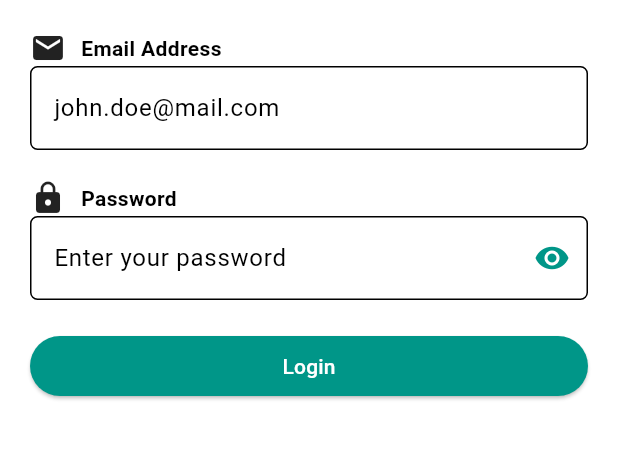
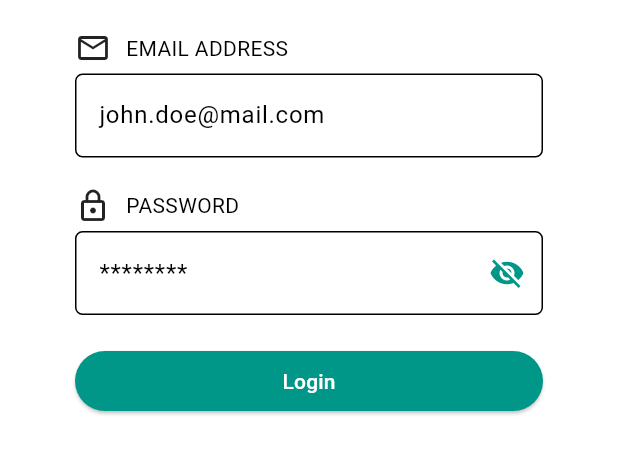
Before and after one commit to Charizard17/expatrio_coding_challenge, a Flutter app: the screen it shows after launch, on a phone screen of 412 x 824 dp, the part 90-565 px from its top. Run offline on Flutter 3.47's test engine with Material 3 defaults, Android fonts, the phone set to English and light mode, and no system bars; drawn by our look-alikes of lottie.

Commit message:
layout adjustments. help button created.

```diff
--- a/lib/main.dart
+++ b/lib/main.dart
@@ -1,3 +1,4 @@
+import 'package:expatrio_coding_challenge/widgets/login_form.dart';
 import 'package:flutter/material.dart';
 import 'package:lottie/lottie.dart';
 
@@ -8,7 +9,6 @@ void main() {
 class MyApp extends StatelessWidget {
   const MyApp({super.key});
 
-  // This widget is the root of your application.
   @override
   Widget build(BuildContext context) {
     return MaterialApp(
@@ -28,106 +28,68 @@ class MyApp extends StatelessWidget {
         ),
         visualDensity: VisualDensity.adaptivePlatformDensity,
         colorScheme: ColorScheme.fromSwatch(
-                primarySwatch: createMaterialColor(Colors.white))
-            .copyWith(
+          primarySwatch: createMaterialColor(Colors.white),
+        ).copyWith(
           secondary: createMaterialColor(const Color.fromRGBO(65, 171, 158, 1)),
         ),
         primaryColorDark: Colors.white,
       ),
-      home: Scaffold(
+      home: const LoginPage(),
+    );
+  }
+}
+
+class LoginPage extends StatelessWidget {
+  const LoginPage({Key? key}) : super(key: key);
+
+  @override
+  Widget build(BuildContext context) {
+    return Scaffold(
       body: SafeArea(
-          child: Column(
+        child: Stack(
+          children: [
+            Positioned.fill(
+              bottom: 0,
+              child: Align(
+                alignment: Alignment.bottomCenter,
+                child: LottieBuilder.asset('assets/login-background.json'),
+              ),
+            ),
+            Column(
               children: [
                 Image.asset(
                   'assets/2019_XP_logo_white.png',
                   height: 60,
                 ),
-              Padding(
-                padding: const EdgeInsets.all(20.0),
-                child: Column(
-                  crossAxisAlignment: CrossAxisAlignment.stretch,
-                  children: [
-                    Row(
-                      children: [
-                        Icon(Icons.email),
-                        SizedBox(width: 10),
-                        Text(
-                          'Email Address',
+                const SizedBox(height: 20),
+                const LoginForm(),
+                Expanded(child: Container()),
+                Align(
+                  alignment: Alignment.centerLeft,
+                  child: Padding(
+                    padding: const EdgeInsets.only(left: 20),
+                    child: ElevatedButton.icon(
+                      onPressed: () {
+                        // login functionality
+                      },
+                      icon: const Icon(
+                        Icons.help_outline,
+                        color: Colors.teal,
+                      ),
+                      label: const Text(
+                        'Help',
                         style: TextStyle(
+                          color: Colors.teal,
                           fontWeight: FontWeight.bold,
                         ),
                       ),
-                      ],
-                    ),
-                    TextFormField(
-                      decoration: InputDecoration(
-                        hintText: 'john.doe@mail.com',
-                        border: OutlineInputBorder(
-                          borderRadius: BorderRadius.circular(5),
-                          borderSide: BorderSide(color: Colors.teal),
-                        ),
-                        focusedBorder: OutlineInputBorder(
-                          borderRadius: BorderRadius.circular(5),
-                          borderSide: BorderSide(color: Colors.teal),
-                        ),
-                      ),
-                      keyboardType: TextInputType.emailAddress,
-                      textInputAction: TextInputAction.next,
-                      onFieldSubmitted: (_) =>
-                          FocusScope.of(context).nextFocus(),
-                    ),
-                    SizedBox(height: 20),
-                    Row(
-                      children: [
-                        Icon(Icons.lock),
-                        SizedBox(width: 10),
-                        Text(
-                          'Password',
-                          style: TextStyle(
-                            fontWeight: FontWeight.bold,
-                          ),
-                        ),
-                      ],
-                    ),
-                    TextFormField(
-                      obscureText: true,
-                      decoration: InputDecoration(
-                        hintText: 'Enter your password',
-                        suffixIcon: Icon(Icons.visibility, color: Colors.teal),
-                        border: OutlineInputBorder(
-                          borderRadius: BorderRadius.circular(5),
-                          borderSide: BorderSide(color: Colors.teal),
-                        ),
-                        focusedBorder: OutlineInputBorder(
-                          borderRadius: BorderRadius.circular(5),
-                          borderSide: BorderSide(color: Colors.teal),
-                        ),
-                      ),
-                      textInputAction: TextInputAction.done,
-                      onFieldSubmitted: (_) => FocusScope.of(context).unfocus(),
-                    ),
-                    SizedBox(height: 20),
-                    ElevatedButton(
-                      onPressed: () {
-                        // login functionality
-                      },
-                      style: ElevatedButton.styleFrom(
-                        primary: Colors.teal,
-                      ),
-                      child: Text(
-                        'Login',
-                        style: TextStyle(
-                          color: Colors.white,
                     ),
                   ),
                 ),
+                const SizedBox(height: 10),
               ],
             ),
-              ),
-              Expanded(child: Container()),
-              LottieBuilder.asset('assets/login-background.json'),
           ],
-          ),
         ),
       ),
     );
--- /dev/null
+++ b/lib/widgets/login_form.dart
@@ -0,0 +1,105 @@
+import 'package:flutter/material.dart';
+
+class LoginForm extends StatefulWidget {
+  const LoginForm({Key? key}) : super(key: key);
+
+  @override
+  _LoginFormState createState() => _LoginFormState();
+}
+
+class _LoginFormState extends State<LoginForm> {
+  bool _isObscured = true;
+
+  void _togglePasswordVisibility() {
+    setState(() {
+      _isObscured = !_isObscured;
+    });
+  }
+
+  @override
+  Widget build(BuildContext context) {
+    return Padding(
+      padding: const EdgeInsets.symmetric(horizontal: 50),
+      child: Column(
+        crossAxisAlignment: CrossAxisAlignment.stretch,
+        children: [
+          const Row(
+            children: [
+              Icon(Icons.email_outlined),
+              SizedBox(width: 10),
+              Text(
+                'EMAIL ADDRESS',
+              ),
+            ],
+          ),
+          const SizedBox(height: 5),
+          TextFormField(
+            decoration: InputDecoration(
+              hintText: 'john.doe@mail.com',
+              border: OutlineInputBorder(
+                borderRadius: BorderRadius.circular(5),
+                borderSide: const BorderSide(color: Colors.teal),
+              ),
+              focusedBorder: OutlineInputBorder(
+                borderRadius: BorderRadius.circular(5),
+                borderSide: const BorderSide(color: Colors.teal),
+              ),
+            ),
+            keyboardType: TextInputType.emailAddress,
+            textInputAction: TextInputAction.next,
+            onFieldSubmitted: (_) => FocusScope.of(context).nextFocus(),
+          ),
+          const SizedBox(height: 20),
+          const Row(
+            children: [
+              Icon(Icons.lock_outlined),
+              SizedBox(width: 10),
+              Text(
+                'PASSWORD',
+              ),
+            ],
+          ),
+          const SizedBox(height: 5),
+          TextFormField(
+            obscureText: _isObscured,
+            decoration: InputDecoration(
+              hintText: '********',
+              suffixIcon: IconButton(
+                icon: Icon(
+                  _isObscured ? Icons.visibility_off : Icons.visibility,
+                  color: Colors.teal,
+                ),
+                onPressed: _togglePasswordVisibility,
+              ),
+              border: OutlineInputBorder(
+                borderRadius: BorderRadius.circular(5),
+                borderSide: const BorderSide(color: Colors.teal),
+              ),
+              focusedBorder: OutlineInputBorder(
+                borderRadius: BorderRadius.circular(5),
+                borderSide: const BorderSide(color: Colors.teal),
+              ),
+            ),
+            textInputAction: TextInputAction.done,
+            onFieldSubmitted: (_) => FocusScope.of(context).unfocus(),
+          ),
+          const SizedBox(height: 20),
+          ElevatedButton(
+            onPressed: () {
+              // login functionality
+            },
+            style: ElevatedButton.styleFrom(
+              backgroundColor: Colors.teal,
+            ),
+            child: const Text(
+              'Login',
+              style: TextStyle(
+                color: Colors.white,
+              ),
+            ),
+          ),
+        ],
+      ),
+    );
+  }
+}
--- a/pubspec.yaml
+++ b/pubspec.yaml
@@ -30,7 +30,7 @@ environment:
 dependencies:
   flutter:
     sdk: flutter
-  path: ^1.9.0
+  path: ^1.8.3
   lottie: ^3.0.0
   url_launcher: ^6.2.4
   json_serializable: ^6.7.1
```
Also changed, not shown: pubspec.lock, 1 other file. Lines whose indentation alone changed are shown as unchanged.
